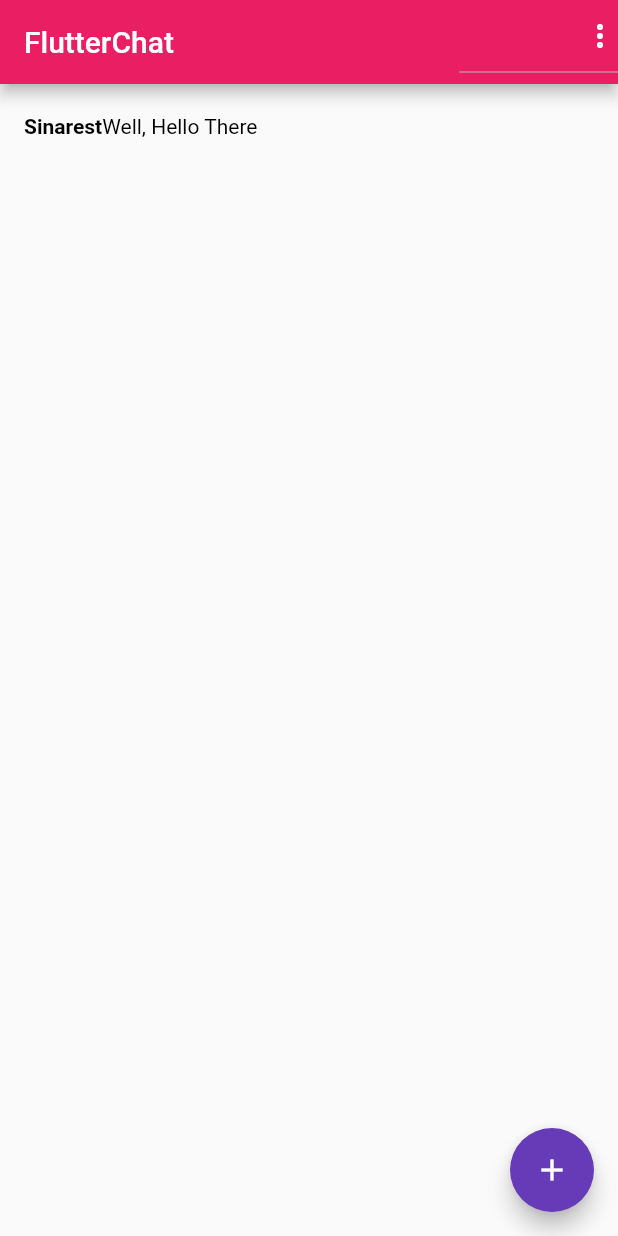
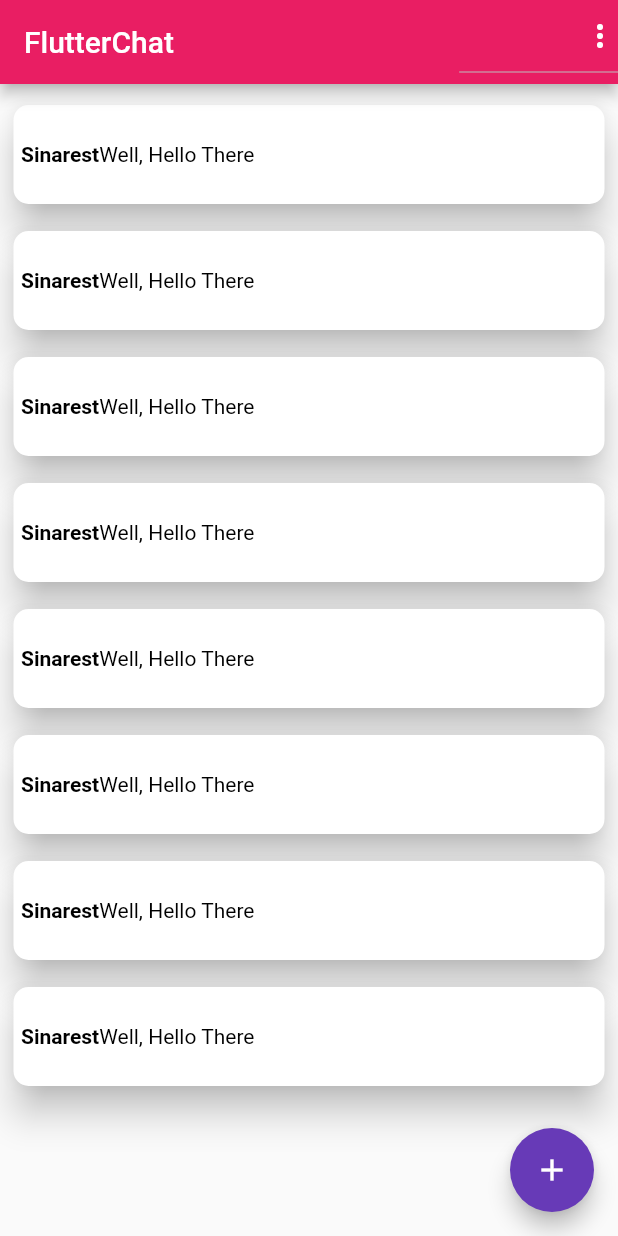
Before and after one commit to GarvMaggu/chat_app, a Flutter app: the screen it shows once a user with an empty profile is signed in, on a phone screen of 412 x 824 dp. Run offline on Flutter 3.47's test engine with Material 2 defaults, Android fonts, the phone set to English and light mode, and no system bars; our stand-ins replace cached_network_image, cloud_firestore, firebase_auth; accounts and stored records are empty; Roboto replaces fonts that are missing (SegoeUI).

Commit message:
Modified Chat Card

```diff
--- a/lib/screens/chat_screen.dart
+++ b/lib/screens/chat_screen.dart
@@ -43,7 +43,16 @@ class ChatScreen extends StatelessWidget {
       ),
       body: Container(
         child: ListView(
-          children: <Widget>[Msg()],
+          children: <Widget>[
+            Msg(),
+            Msg(),
+            Msg(),
+            Msg(),
+            Msg(),
+            Msg(),
+            Msg(),
+            Msg(),
+          ],
         ),
       ),
       floatingActionButton: FloatingActionButton(
--- a/lib/widgets/chat/test_card.dart
+++ b/lib/widgets/chat/test_card.dart
@@ -9,7 +9,13 @@ class Msg extends StatefulWidget {
 class _MsgState extends State<Msg> {
   @override
   Widget build(BuildContext context) {
-    return ListTile(
+    return Padding(
+      padding: const EdgeInsets.fromLTRB(5, 10, 5, 0),
+      child: Card(
+        shape: RoundedRectangleBorder(borderRadius: BorderRadius.circular(10)),
+        elevation: 10,
+        child: ListTile(
+            contentPadding: EdgeInsets.all(5),
             // leading: CircleAvatar(
             //   // backgroundColor: Colors.blueAccent,
             //   child: ClipOval(
@@ -41,10 +47,13 @@ class _MsgState extends State<Msg> {
                   ),
                   TextSpan(
                     text: "Well, Hello There",
-            style: TextStyle(fontFamily: "SegoeUI", color: Colors.black),
+                    style:
+                        TextStyle(fontFamily: "SegoeUI", color: Colors.black),
                   )
                 ],
               ),
-    ));
+            )),
+      ),
+    );
   }
 }
```
Lines whose indentation alone changed are shown as unchanged.
